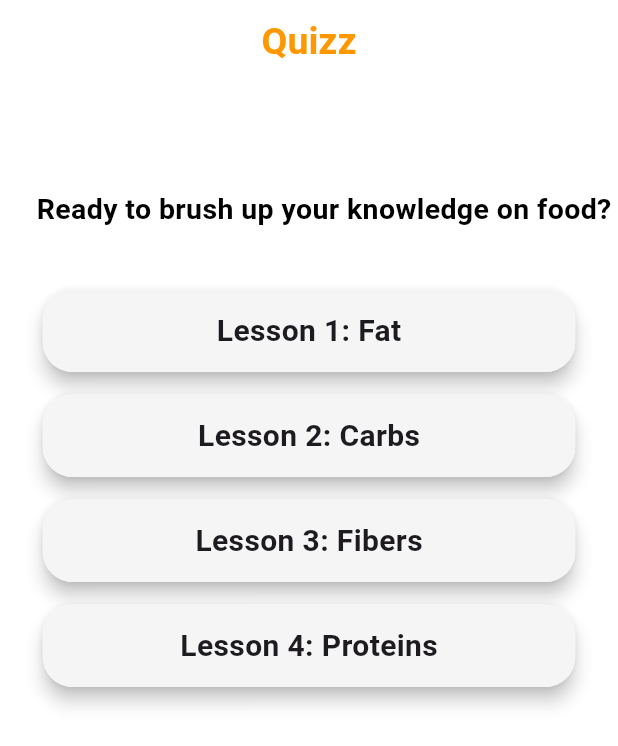
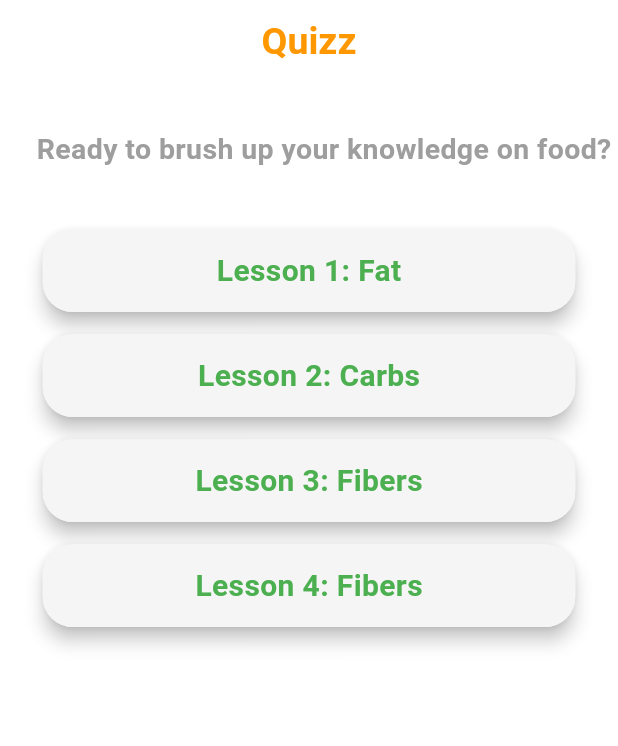
Before and after one commit to qu-ngx/DeFat, a Flutter app: the QuizzPage screen opened directly, on a phone screen of 412 x 824 dp. Shown: the top 746 px of the screen. Run offline on Flutter 3.47's test engine with Material 3 defaults, Android fonts, the light colour scheme and no system bars; our stand-ins replace cloud_firestore, curved_navigation_bar, firebase_auth, firebase_core, firebase_storage, image_picker and 3 more; missing offline and left inert: tflite_flutter; accounts and stored records are empty.

Commit message:
Detached QuizCard to for ez resuability

```diff
--- /dev/null
+++ b/lib/components/quizz_card.dart
@@ -0,0 +1,54 @@
+import 'package:flutter/material.dart';
+import 'package:nufit/models/question.dart';
+
+class QuizCard extends StatefulWidget {
+  final String category;
+  final String title;
+  // ignore: prefer_typing_uninitialized_variables
+  final colors;
+  const QuizCard(
+      {super.key,
+      required this.category,
+      required this.title,
+      required this.colors});
+
+  @override
+  State<QuizCard> createState() => _QuizCardState();
+}
+
+class _QuizCardState extends State<QuizCard> {
+  @override
+  Widget build(BuildContext context) {
+    return GestureDetector(
+      onTap: () {
+        Navigator.push(
+            context,
+            MaterialPageRoute(
+                builder: (context) => Question(category: widget.category)));
+      },
+      child: Material(
+        borderRadius: BorderRadius.circular(20),
+        elevation: 5.0,
+        child: Container(
+          width: 355,
+          padding: const EdgeInsets.all(13),
+          decoration: BoxDecoration(
+            borderRadius: BorderRadius.circular(20),
+            color: Colors.grey[100],
+          ),
+          child: Column(children: [
+            Text(
+              widget.title,
+              textAlign: TextAlign.start,
+              style: TextStyle(
+                  color: widget.colors,
+                  fontWeight: FontWeight.bold,
+                  fontSize: 20,
+                  backgroundColor: Colors.transparent),
+            )
+          ]),
+        ),
+      ),
+    );
+  }
+}
--- a/lib/pages/dictionary/dictionary_page.dart
+++ b/lib/pages/dictionary/dictionary_page.dart
@@ -35,6 +35,24 @@ class _DictPageState extends State<DictPage> {
 
     return Scaffold(
       backgroundColor: Colors.white,
+      appBar: AppBar(
+        automaticallyImplyLeading: false,
+        title: const Center(
+          child: Column(
+            children: [
+              Text(
+                "Food Search",
+                style: TextStyle(
+                    color: Colors.orange,
+                    fontWeight: FontWeight.bold,
+                    fontSize: 25),
+              ),
+            ],
+          ),
+        ),
+        backgroundColor: Colors.transparent,
+        elevation: 0,
+      ),
       // appBar: AppBar(
       //   backgroundColor: Colors.transparent,
       //   elevation: 0,
@@ -46,26 +64,25 @@ class _DictPageState extends State<DictPage> {
       // ),
       body: Column(
         children: [
-          const SizedBox(height: 50),
-
+          const SizedBox(height: 15),
           // search bar
           Padding(
             padding: const EdgeInsets.symmetric(horizontal: 25.0),
             child: TextField(
               decoration: InputDecoration(
                 focusedBorder: OutlineInputBorder(
-                  borderSide: const BorderSide(color: Colors.black),
+                  borderSide: const BorderSide(color: Colors.orange),
                   borderRadius: BorderRadius.circular(20),
                 ),
                 enabledBorder: OutlineInputBorder(
-                  borderSide: const BorderSide(color: Colors.black),
+                  borderSide: const BorderSide(color: Colors.orange),
                   borderRadius: BorderRadius.circular(20),
                 ),
               ),
             ),
           ),
 
-          const SizedBox(height: 5),
+          const SizedBox(height: 15),
 
           // Common food list
           // Padding(
--- a/lib/pages/quizz/quizz_page.dart
+++ b/lib/pages/quizz/quizz_page.dart
@@ -1,5 +1,5 @@
 import 'package:flutter/material.dart';
-import 'package:nufit/models/question.dart';
+import 'package:nufit/components/quizz_card.dart';
 
 class QuizzPage extends StatefulWidget {
   const QuizzPage({super.key});
@@ -30,165 +30,57 @@ class _QuizzPageState extends State<QuizzPage> {
       body: SingleChildScrollView(
         child: Container(
           alignment: Alignment.center,
-          child: Column(
+          child: const Column(
             children: [
-              const SizedBox(
-                height: 70,
+              SizedBox(
+                height: 30,
               ),
-              const Padding(
+              Padding(
                 padding: EdgeInsets.only(left: 20),
                 child: Text(
                   "Ready to brush up your knowledge on food?",
                   style: TextStyle(
-                      color: Colors.black,
+                      color: Colors.grey,
                       fontSize: 19,
                       fontWeight: FontWeight.bold),
                 ),
               ),
-              const SizedBox(
+              SizedBox(
                 height: 40,
               ),
               // First box for the first question
               Padding(
-                padding: const EdgeInsets.only(left: 16, right: 16),
+                padding: EdgeInsets.only(left: 16, right: 16),
                 child: Row(
                   mainAxisAlignment: MainAxisAlignment.spaceEvenly,
                   children: [
                     Column(
                       children: [
-                        GestureDetector(
-                          onTap: () {
-                            Navigator.push(
-                                context,
-                                MaterialPageRoute(
-                                    builder: (context) =>
-                                        Question(category: "Fat")));
-                          },
-                          child: Material(
-                            borderRadius: BorderRadius.circular(20),
-                            elevation: 5.0,
-                            child: Container(
-                              width: 355,
-                              padding: const EdgeInsets.all(13),
-                              decoration: BoxDecoration(
-                                borderRadius: BorderRadius.circular(20),
-                                color: Colors.grey[100],
-                              ),
-                              child: const Column(children: [
-                                Text(
-                                  "Lesson 1: Fat",
-                                  textAlign: TextAlign.start,
-                                  style: TextStyle(
-                                      fontWeight: FontWeight.bold,
-                                      fontSize: 20,
-                                      backgroundColor: Colors.transparent),
-                                )
-                              ]),
-                            ),
-                          ),
-                        ),
-                        const SizedBox(
+                        QuizCard(
+                            category: "Fat",
+                            title: "Lesson 1: Fat",
+                            colors: Colors.green),
+                        SizedBox(
                           height: 15,
                         ),
-                        GestureDetector(
-                          onTap: () {
-                            Navigator.push(
-                                context,
-                                MaterialPageRoute(
-                                    builder: (context) =>
-                                        Question(category: "Carbs")));
-                          },
-                          child: Material(
-                            borderRadius: BorderRadius.circular(20),
-                            elevation: 5.0,
-                            child: Container(
-                              width: 355,
-                              padding: const EdgeInsets.all(13),
-                              decoration: BoxDecoration(
-                                borderRadius: BorderRadius.circular(20),
-                                color: Colors.grey[100],
-                              ),
-                              child: const Column(children: [
-                                Text(
-                                  "Lesson 2: Carbs",
-                                  textAlign: TextAlign.start,
-                                  style: TextStyle(
-                                      fontWeight: FontWeight.bold,
-                                      fontSize: 20,
-                                      backgroundColor: Colors.transparent),
-                                )
-                              ]),
-                            ),
-                          ),
-                        ),
-                        const SizedBox(
+                        QuizCard(
+                            category: "Carbs",
+                            title: "Lesson 2: Carbs",
+                            colors: Colors.green),
+                        SizedBox(
                           height: 15,
                         ),
-                        GestureDetector(
-                          onTap: () {
-                            Navigator.push(
-                                context,
-                                MaterialPageRoute(
-                                    builder: (context) =>
-                                        Question(category: "Fibers")));
-                          },
-                          child: Material(
-                            borderRadius: BorderRadius.circular(20),
-                            elevation: 5.0,
-                            child: Container(
-                              width: 355,
-                              padding: const EdgeInsets.all(13),
-                              decoration: BoxDecoration(
-                                borderRadius: BorderRadius.circular(20),
-                                color: Colors.grey[100],
-                              ),
-                              child: const Column(children: [
-                                Text(
-                                  "Lesson 3: Fibers",
-                                  textAlign: TextAlign.start,
-                                  style: TextStyle(
-                                      fontWeight: FontWeight.bold,
-                                      fontSize: 20,
-                                      backgroundColor: Colors.transparent),
-                                )
-                              ]),
-                            ),
-                          ),
-                        ),
-                        const SizedBox(
+                        QuizCard(
+                            category: "Fibers",
+                            title: "Lesson 3: Fibers",
+                            colors: Colors.green),
+                        SizedBox(
                           height: 15,
                         ),
-                        GestureDetector(
-                          onTap: () {
-                            Navigator.push(
-                                context,
-                                MaterialPageRoute(
-                                    builder: (context) =>
-                                        Question(category: "Proteins")));
-                          },
-                          child: Material(
-                            borderRadius: BorderRadius.circular(20),
-                            elevation: 5.0,
-                            child: Container(
-                              width: 355,
-                              padding: const EdgeInsets.all(13),
-                              decoration: BoxDecoration(
-                                borderRadius: BorderRadius.circular(20),
-                                color: Colors.grey[100],
-                              ),
-                              child: const Column(children: [
-                                Text(
-                                  "Lesson 4: Proteins",
-                                  textAlign: TextAlign.start,
-                                  style: TextStyle(
-                                      fontWeight: FontWeight.bold,
-                                      fontSize: 20,
-                                      backgroundColor: Colors.transparent),
-                                )
-                              ]),
-                            ),
-                          ),
-                        ),
+                        QuizCard(
+                            category: "Proteins",
+                            title: "Lesson 4: Fibers",
+                            colors: Colors.green),
                       ],
                     )
                   ],
```
